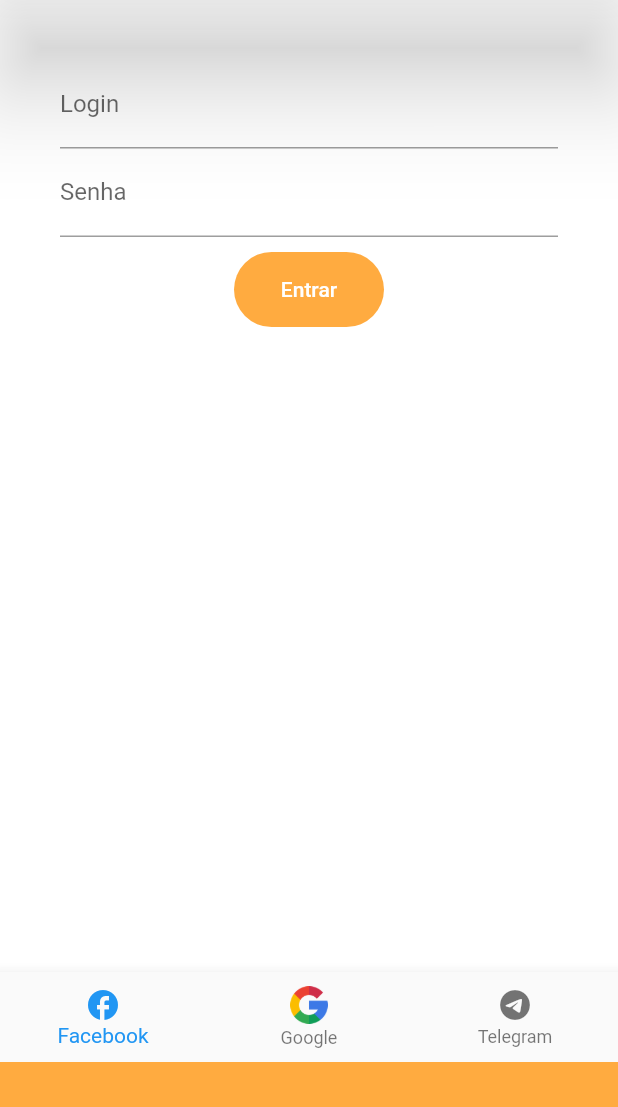
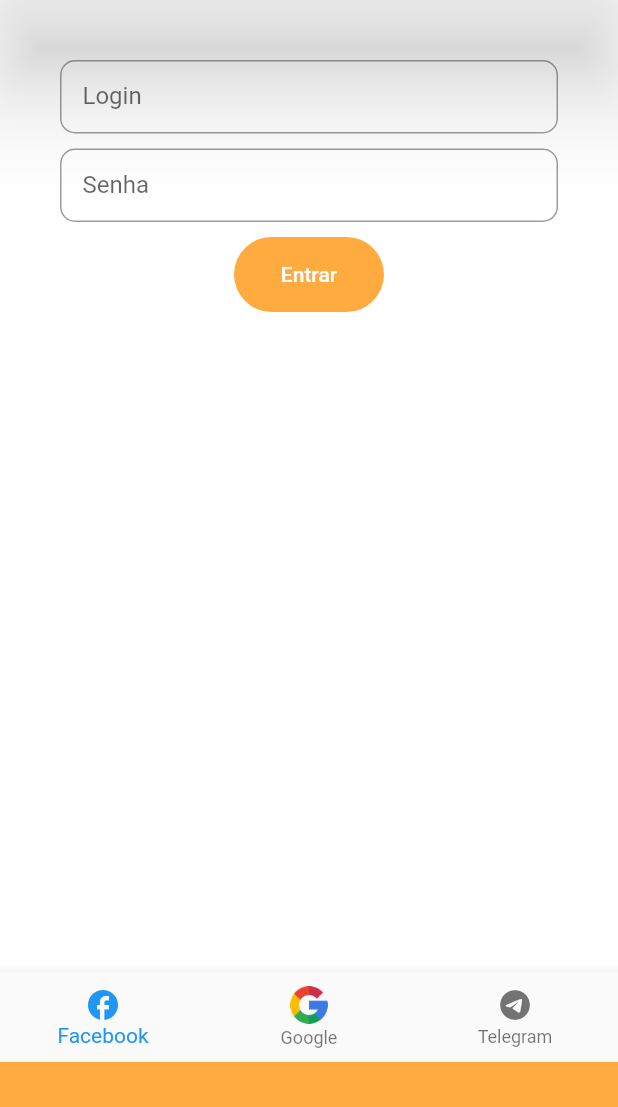
Before and after one commit to 1m4ru/tradeHub, a Flutter app: the screen it shows after launch, on a phone screen of 412 x 824 dp, the part 84-1191 px from its top. Run offline on Flutter 3.47's test engine with Material 2 defaults, Android fonts, the phone set to English and light mode, and no system bars.

Commit message:
add style

```diff
--- a/hub_trade/lib/pages/loginPage.dart
+++ b/hub_trade/lib/pages/loginPage.dart
@@ -31,11 +31,29 @@ class _LoginPageState extends State<LoginPage> {
               child: Column(
                 children: [
                   TextField(
-                decoration: InputDecoration(hintText: 'Login', labelText: 'Login'),
+                    decoration: InputDecoration(
+                      labelText: 'Login',
+                      hintText: 'Digite seu login',
+                      border: OutlineInputBorder(
+                        borderRadius: BorderRadius.circular(
+                            10.0),
+                      ),
+                      contentPadding: EdgeInsets.all(
+                          15.0),
+                    ),
                     controller: input,
                   ),
+                  SizedBox(height: 10),
                   TextField(
-                decoration: InputDecoration(labelText: 'Senha'),
+                    decoration: InputDecoration(
+                      labelText: 'Senha',
+                      hintText: 'Digite sua senha',
+                      border: OutlineInputBorder(
+                        borderRadius: BorderRadius.circular(10.0),
+                      ),
+                      contentPadding: EdgeInsets.all(15.0),
+                    ),
+                    controller: input2,
                   ),
                   Container(
                     margin: EdgeInsets.only(top: 10, left: 25, right: 25),
@@ -63,7 +81,6 @@ class _LoginPageState extends State<LoginPage> {
               ),
             ),
           ),
-
           Positioned(
             top: 300,
             child: Container(
```
Lines whose indentation alone changed are shown as unchanged.
